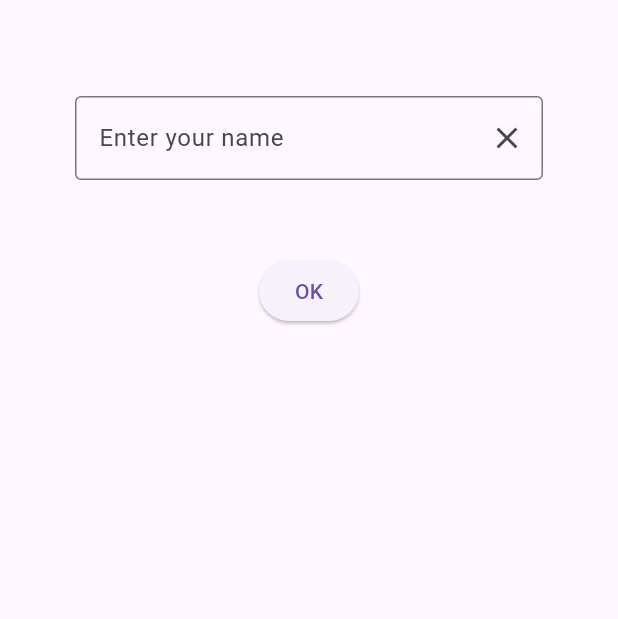
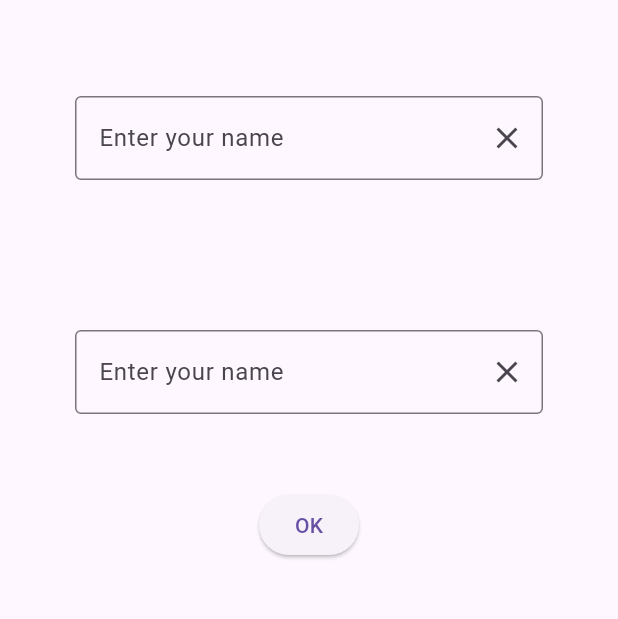
Before and after one commit to FRAmyZ010/MFU-MobileAppDev, a Flutter app: the screen it shows after launch, after a tap on "OK", on a phone screen of 412 x 824 dp, the part 63-682 px from its top. Run offline on Flutter 3.47's test engine with Material 3 defaults, Android fonts, the phone set to English and light mode, and no system bars; missing offline and left inert: dart:ffi.

```diff
--- a/Week5/myapp/lib/main.dart
+++ b/Week5/myapp/lib/main.dart
@@ -1,6 +1,7 @@
 import 'package:flutter/material.dart';
-import 'package:myapp/week04/input_demo.dart';
+import 'package:myapp/week04/assignment/login_system.dart';
+
 
 void main() {
-  runApp(MaterialApp(home: InputDemo(), debugShowCheckedModeBanner: false));
+  runApp(MaterialApp(home: LoginSystem(), debugShowCheckedModeBanner: false));
 }
--- /dev/null
+++ b/Week5/myapp/lib/week04/assignment/login_system.dart
@@ -0,0 +1,69 @@
+import 'package:flutter/material.dart';
+
+class LoginSystem extends StatefulWidget {
+  const LoginSystem({super.key});
+
+  @override
+  State<LoginSystem> createState() => _LoginSystemState();
+}
+
+class _LoginSystemState extends State<LoginSystem> {
+  String msg = '';
+
+  String user = 'admin';
+  String pass = '1234';
+
+  TextEditingController tcUser = TextEditingController();
+  TextEditingController tcPass = TextEditingController();
+  TextEditingController tcName = TextEditingController();
+
+  void updateMessage() {
+    setState(() {
+
+    });
+  }
+
+  @override
+  Widget build(BuildContext context) {
+    return Scaffold(
+      appBar: AppBar(title: Text('Input Demo')),
+      body: Column(
+        children: [
+          Padding(
+            padding: const EdgeInsets.all(50.0),
+            child: TextField(
+              controller: tcName,
+              decoration: InputDecoration(
+                border: OutlineInputBorder(),
+                labelText: 'Enter your name',
+                suffixIcon: IconButton(
+                  onPressed: tcName.clear,
+                  icon: Icon(Icons.clear),
+                ),
+              ),
+            ),
+          ),
+          Padding(
+            padding: const EdgeInsets.all(50.0),
+            child: TextField(
+              controller: tcName,
+              decoration: InputDecoration(
+                border: OutlineInputBorder(),
+                labelText: 'Enter your name',
+                suffixIcon: IconButton(
+                  onPressed: tcName.clear,
+                  icon: Icon(Icons.clear),
+                ),
+              ),
+            ),
+          ),
+
+          ElevatedButton(onPressed: updateMessage, child: Text('OK')),
+          SizedBox(height: 16),
+          Text(msg),
+        ],
+
+      ),
+    );
+  }
+}
```
